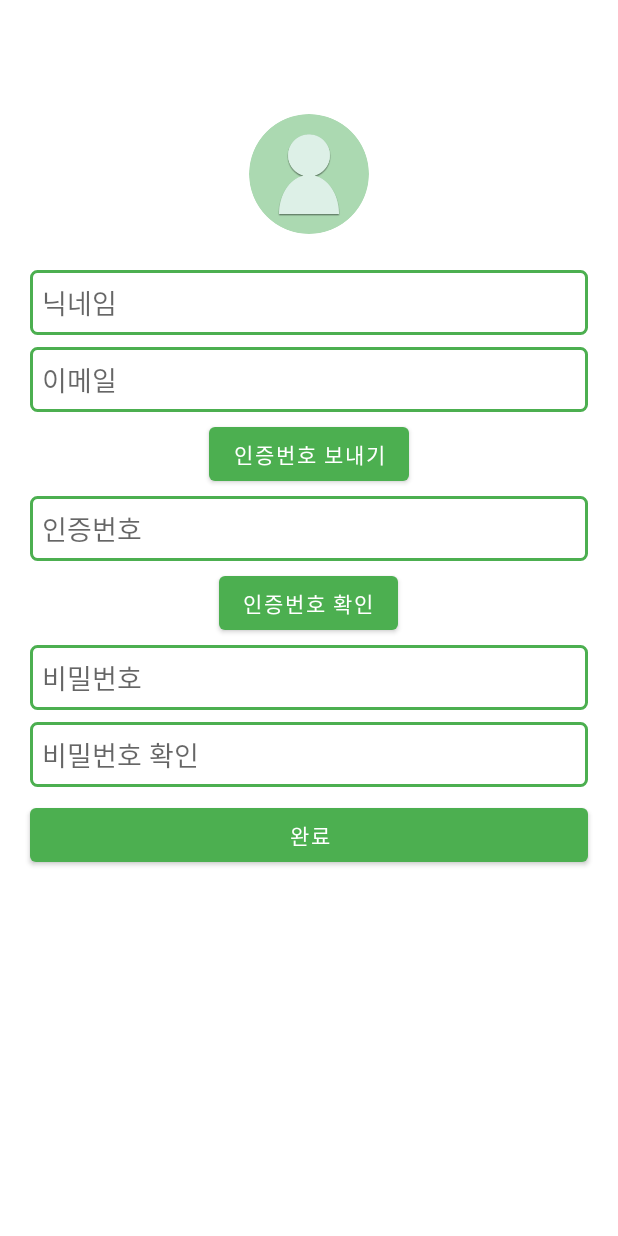
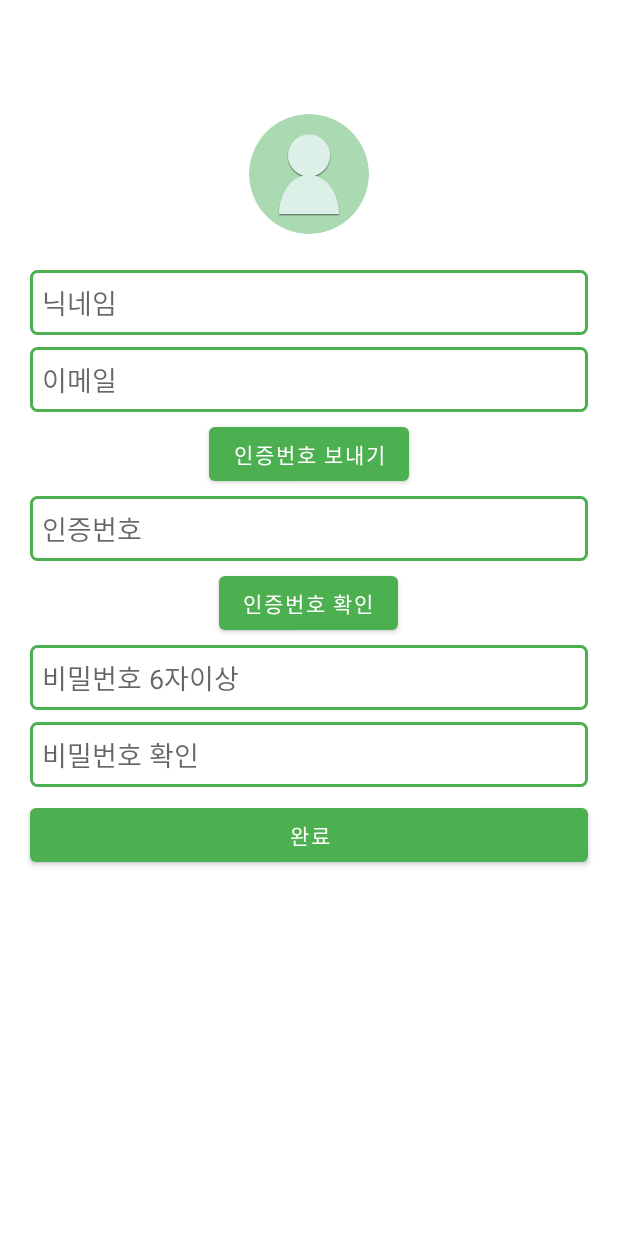
Before and after one commit to gogoheejun/project_hoegi, an Android app: the SignupActivity screen opened directly, with no data from a screen before it, on a phone screen of 412 x 824 dp. Run offline under Robolectric (Android 15) with nearby library versions, the phone set to English and light mode, and no system bars; our stand-ins replace CircleImageView, Firebase (no records; nobody signed in at launch, a user with empty details on screens opened directly), Picasso; pictures from the network do not load.

```diff
--- a/app/build.gradle
+++ b/app/build.gradle
@@ -11,8 +11,8 @@ android {
         applicationId "com.hjhj.daedan"
         minSdkVersion 19
         targetSdkVersion 30
-        versionCode 2
-        versionName "1.0"
+        versionCode 5
+        versionName "1.5"
 
         multiDexEnabled true
 
--- a/app/src/main/res/layout/activity_signup.xml
+++ b/app/src/main/res/layout/activity_signup.xml
@@ -82,7 +82,7 @@
             android:layout_width="match_parent"
             android:layout_height="wrap_content"
             android:inputType="textPassword"
-            android:hint="비밀번호"
+            android:hint="비밀번호 6자이상"
             android:maxLength="20"
             android:background="@drawable/loginactivity_et_box"
             android:padding="8dp"
```
Also changed, not shown: app/src/main/java/com/hjhj/daedan/SignupActivity.java (+6 -1 lines).
